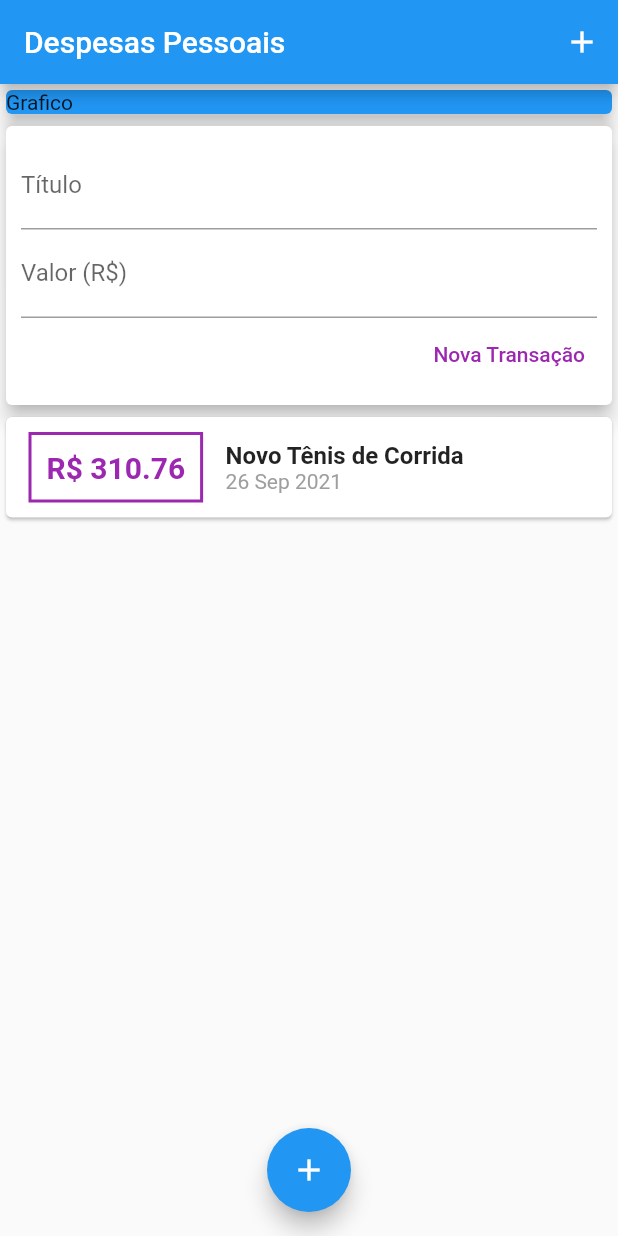
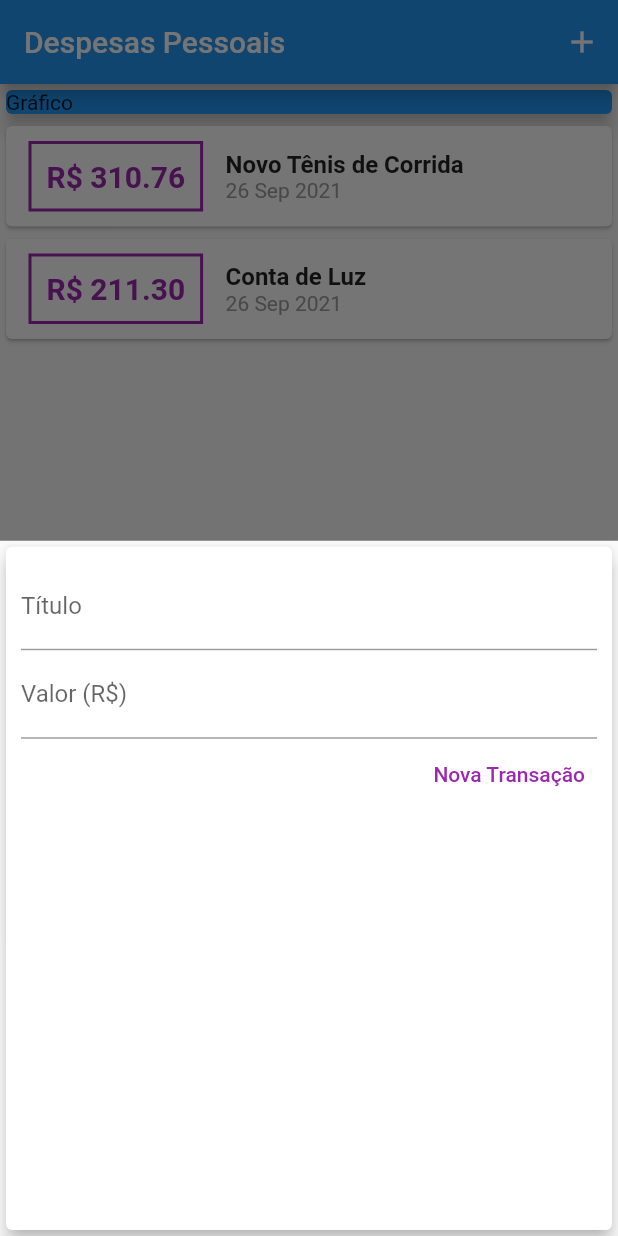
Before and after one commit to lucasaobarbosa/expenses, a Flutter app: the screen it shows after launch, after a tap on the "add" icon, on a phone screen of 412 x 824 dp. Run offline on Flutter 3.47's test engine with Material 2 defaults, Android fonts, the phone set to English and light mode, and no system bars.

```diff
--- a/lib/components/transaction_form.dart
+++ b/lib/components/transaction_form.dart
@@ -1,12 +1,18 @@
 import 'package:flutter/material.dart';
 
-class TransactionForm extends StatelessWidget {
-  final titleController = TextEditingController();
-  final valueController = TextEditingController();
-
+class TransactionForm extends StatefulWidget {
   final void Function(String, double) onSubmit;
 
   TransactionForm(this.onSubmit);
+
+  @override
+  _TransactionFormState createState() => _TransactionFormState();
+}
+
+class _TransactionFormState extends State<TransactionForm> {
+  final titleController = TextEditingController();
+
+  final valueController = TextEditingController();
 
   _submitForm() {
     final title = titleController.text;
@@ -16,7 +22,7 @@ class TransactionForm extends StatelessWidget {
       return;
     }
 
-    onSubmit(title, value);
+    widget.onSubmit(title, value);
   }
 
   @override
--- a/lib/components/transaction_user.dart
+++ /dev/null
@@ -1,49 +0,0 @@
-import 'dart:math';
-
-import 'package:flutter/material.dart';
-import 'transaction_form.dart';
-import 'transaction_list.dart';
-import '../models/transaction.dart';
-
-class TransactionUser extends StatefulWidget {
-  const TransactionUser({ Key? key }) : super(key: key);
-
-  @override
-  _TransactionUserState createState() => _TransactionUserState();
-}
-
-class _TransactionUserState extends State<TransactionUser> {
-
-final _transactions = [
-    Transaction(
-      id: 't1',
-      title: 'Novo Tênis de Corrida',
-      value: 310.76,
-      date: DateTime.now(),
-    ),
-  ];
-
-  _addTransaction (String title, double value){
-    final newTransaction = Transaction(
-      id: Random().nextDouble().toString(),
-      title: title,
-      value: value,
-      date: DateTime.now(),
-    );
-
-    setState(() {
-      _transactions.add(newTransaction);
-    });
-  }
-
-  @override
-  Widget build(BuildContext context) {
-    return Column(
-      children: <Widget>[
-        TransactionForm(_addTransaction),
-        TransactionList(_transactions),
-      ],
-
-    );
-  }
-}
--- a/lib/main.dart
+++ b/lib/main.dart
@@ -1,26 +1,74 @@
 import 'package:flutter/material.dart';
-import '/components/transaction_user.dart';
+
+import 'dart:math';
+import './components/transaction_form.dart';
+import './components/transaction_list.dart';
+import 'models/transaction.dart';
 
 main() => runApp(ExpensesApp());
 
 class ExpensesApp extends StatelessWidget {
   @override
   Widget build(BuildContext context) {
-    return MaterialApp(home: MyHomePage());
+    return MaterialApp(
+      home: MyHomePage(),
+    );
   }
 }
 
-class MyHomePage extends StatelessWidget {
+class MyHomePage extends StatefulWidget {
+  @override
+  _MyHomePageState createState() => _MyHomePageState();
+}
+
+class _MyHomePageState extends State<MyHomePage> {
+  final _transactions = [
+    Transaction(
+      id: 't1',
+      title: 'Novo Tênis de Corrida',
+      value: 310.76,
+      date: DateTime.now(),
+    ),
+    Transaction(
+      id: 't2',
+      title: 'Conta de Luz',
+      value: 211.30,
+      date: DateTime.now(),
+    ),
+  ];
+
+  _addTransaction(String title, double value) {
+    final newTransaction = Transaction(
+      id: Random().nextDouble().toString(),
+      title: title,
+      value: value,
+      date: DateTime.now(),
+    );
+
+    setState(() {
+      _transactions.add(newTransaction);
+    });
+  }
+
+  _openTransactionFormModal(BuildContext context) {
+    showModalBottomSheet(
+      context: context,
+      builder: (_) {
+        return TransactionForm(_addTransaction);
+      },
+    );
+  }
+
   @override
   Widget build(BuildContext context) {
     return Scaffold(
       appBar: AppBar(
         title: Text('Despesas Pessoais'),
-        actions: <Widget> [
+        actions: <Widget>[
           IconButton(
             icon: Icon(Icons.add),
-            onPressed: () {},
-          )
+            onPressed: () => _openTransactionFormModal(context),
+          ),
         ],
       ),
       body: SingleChildScrollView(
@@ -28,19 +76,20 @@ class MyHomePage extends StatelessWidget {
           crossAxisAlignment: CrossAxisAlignment.stretch,
           children: <Widget>[
             Container(
+              width: double.infinity,
               child: Card(
                 color: Colors.blue,
-                child: Text('Grafico'),
+                child: Text('Gráfico'),
                 elevation: 5,
               ),
             ),
-            TransactionUser(),
+            TransactionList(_transactions),
           ],
         ),
       ),
       floatingActionButton: FloatingActionButton(
         child: Icon(Icons.add),
-        onPressed: () {},
+        onPressed: () => _openTransactionFormModal(context),
       ),
       floatingActionButtonLocation: FloatingActionButtonLocation.centerFloat,
     );
```
